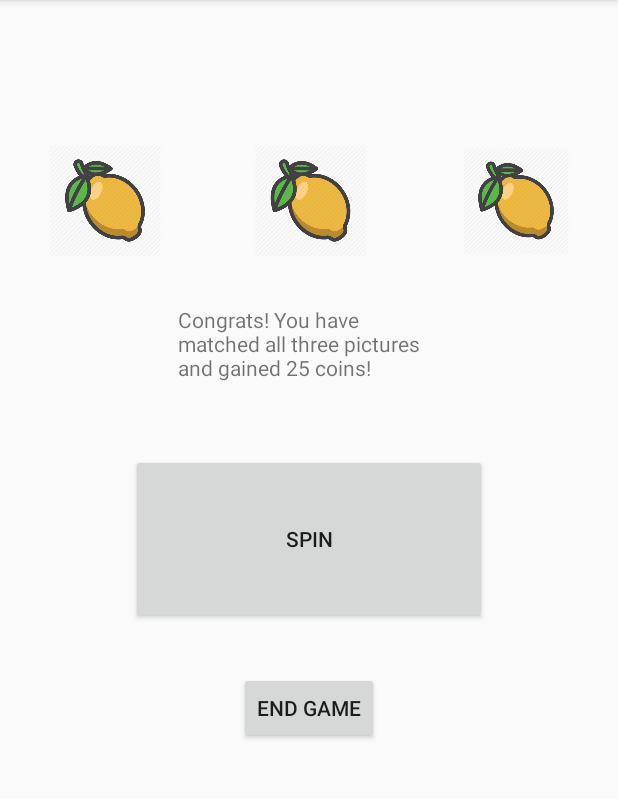
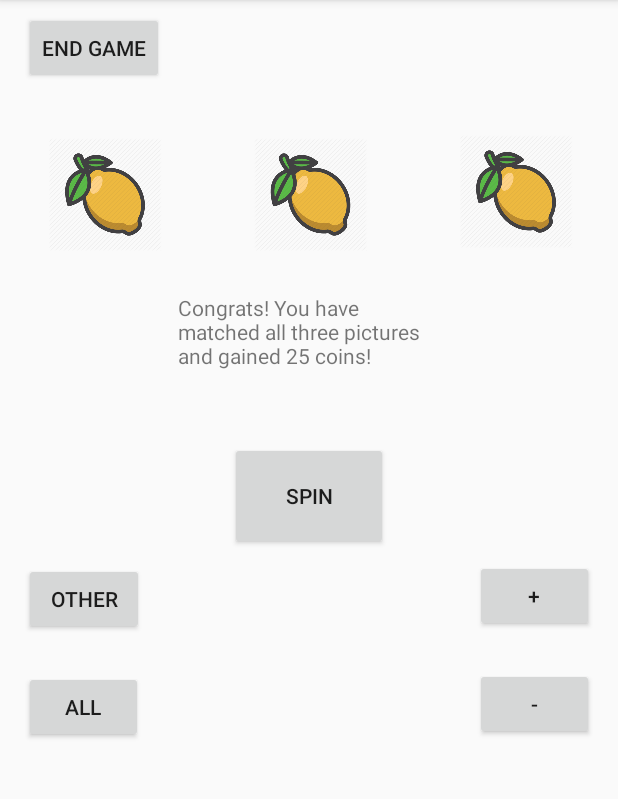
Before and after one commit to brasstrio3/LotteryGame, an Android app: the Main2Activity screen opened directly, with no data from a screen before it, after a tap on "SPIN", on a phone screen of 412 x 824 dp, the part 84-883 px from its top. Run offline under Robolectric (Android 15) with nearby library versions, the phone set to English and light mode, and no system bars; 6 statements that could not run were skipped.

Commit message:
Updates final pt2

```diff
--- a/app/src/main/java/com/example/administrator/lotterygame/Main2Activity.kt
+++ b/app/src/main/java/com/example/administrator/lotterygame/Main2Activity.kt
@@ -15,6 +15,7 @@ class Main2Activity : AppCompatActivity() {
         setContentView(R.layout.activity_main2)
 
         spin()
+        setBet()
         setOnClickListenerForExit()
     }
 
@@ -93,7 +94,7 @@ class Main2Activity : AppCompatActivity() {
 
             if (firstPic == secondPic && secondPic == thirdPic && firstPic == thirdPic) {
                 lblMessage.text = "Congrats! You have matched all three pictures and gained 25 coins!"
-                counter += 25
+                counter += (counter / (counter / 2))
                 lblCoinCounter.text = "Coins = " + counter
             }
             else if (firstPic == secondPic || secondPic == thirdPic || firstPic == thirdPic){
@@ -109,6 +110,33 @@ class Main2Activity : AppCompatActivity() {
         }
     }
 
+    /*TODO: btnCustom needs to open a numeric textfield and allow user to input custom number.
+        Then it needs to validate that the number entered is not greater than the amount that they have
+     */
+    private fun setBet() {
+        var bet = 0
+        var counter = (getIntent().getExtras().getInt("Coins"))
+
+        btnAdd.setOnClickListener {
+            bet += 5
+            lblBetAmount.text = bet.toString()
+        }
+
+        btnSubtract.setOnClickListener {
+            bet -= 5
+            lblBetAmount.text = bet.toString()
+        }
+
+        btnCustom.setOnClickListener {
+
+        }
+
+        btnAll.setOnClickListener {
+            bet = counter
+            lblBetAmount.text = bet.toString()
+        }
+    }
+
     private fun setOnClickListenerForExit() {
         var counter = (getIntent().getExtras().getInt("Coins"))
 
--- a/app/src/main/java/com/example/administrator/lotterygame/MainActivity.kt
+++ b/app/src/main/java/com/example/administrator/lotterygame/MainActivity.kt
@@ -21,7 +21,7 @@ class MainActivity : AppCompatActivity() {
     private fun setOnClickListenerForButton() {
         btnSubmit.setOnClickListener {
             if (txtUserCoins.text.toString().equals("")) {
-                toast("Please enter a bet amount")
+                toast("Please enter a starting amount")
             }
             else {
                 val intent = Intent("com.example.administrator.lotterygame.Main2Activity")
--- a/app/src/main/res/layout/activity_main2.xml
+++ b/app/src/main/res/layout/activity_main2.xml
@@ -14,10 +14,10 @@
         android:layout_height="75dp"
         android:layout_marginEnd="170dp"
         android:layout_marginStart="18dp"
-        android:layout_marginTop="96dp"
+        android:layout_marginTop="36dp"
         app:layout_constraintEnd_toStartOf="@+id/pic3"
         app:layout_constraintStart_toStartOf="parent"
-        app:layout_constraintTop_toTopOf="parent"
+        app:layout_constraintTop_toBottomOf="@+id/btnExit"
         app:srcCompat="@drawable/blank" />
 
     <ImageView
@@ -25,7 +25,7 @@
         android:layout_width="90dp"
         android:layout_height="75dp"
         android:layout_marginEnd="40dp"
-        android:layout_marginTop="96dp"
+        android:layout_marginTop="92dp"
         app:layout_constraintEnd_toStartOf="@+id/pic3"
         app:layout_constraintTop_toTopOf="parent"
         app:srcCompat="@drawable/blank" />
@@ -33,7 +33,7 @@
     <ImageView
         android:id="@+id/pic3"
         android:layout_width="0dp"
-        android:layout_height="71dp"
+        android:layout_height="75dp"
         android:layout_marginEnd="16dp"
         android:layout_marginTop="32dp"
         app:layout_constraintEnd_toEndOf="parent"
@@ -43,8 +43,8 @@
 
     <Button
         android:id="@+id/btnSpin"
-        android:layout_width="237dp"
-        android:layout_height="113dp"
+        android:layout_width="105dp"
+        android:layout_height="72dp"
         android:layout_marginTop="24dp"
         android:text="Spin"
         app:layout_constraintEnd_toEndOf="parent"
@@ -55,7 +55,7 @@
         android:id="@+id/lblMessage"
         android:layout_width="175dp"
         android:layout_height="75dp"
-        android:layout_marginTop="32dp"
+        android:layout_marginTop="28dp"
         app:layout_constraintEnd_toEndOf="parent"
         app:layout_constraintStart_toStartOf="parent"
         app:layout_constraintTop_toBottomOf="@+id/pic2" />
@@ -64,18 +64,73 @@
         android:id="@+id/lblCoinCounter"
         android:layout_width="0dp"
         android:layout_height="50dp"
-        android:layout_marginTop="16dp"
-        app:layout_constraintEnd_toEndOf="@+id/pic3"
-        app:layout_constraintStart_toStartOf="@+id/pic3"
+        android:layout_marginEnd="16dp"
+        android:layout_marginTop="8dp"
+        app:layout_constraintEnd_toEndOf="parent"
+        app:layout_constraintStart_toEndOf="@+id/btnExit"
         app:layout_constraintTop_toTopOf="parent" />
 
     <Button
         android:id="@+id/btnExit"
         android:layout_width="wrap_content"
         android:layout_height="wrap_content"
-        android:layout_marginTop="32dp"
+        android:layout_marginEnd="103dp"
+        android:layout_marginStart="16dp"
+        android:layout_marginTop="8dp"
         android:text="End Game"
+        app:layout_constraintEnd_toStartOf="@+id/lblCoinCounter"
+        app:layout_constraintStart_toStartOf="parent"
+        app:layout_constraintTop_toTopOf="parent" />
+
+    <Button
+        android:id="@+id/btnAdd"
+        android:layout_width="79dp"
+        android:layout_height="wrap_content"
+        android:layout_marginEnd="16dp"
+        android:layout_marginTop="208dp"
+        android:text="+"
+        app:layout_constraintEnd_toEndOf="parent"
+        app:layout_constraintTop_toBottomOf="@+id/pic3" />
+
+    <Button
+        android:id="@+id/btnSubtract"
+        android:layout_width="79dp"
+        android:layout_height="wrap_content"
+        android:layout_marginEnd="16dp"
+        android:layout_marginTop="24dp"
+        android:text="-"
+        app:layout_constraintEnd_toEndOf="parent"
+        app:layout_constraintTop_toBottomOf="@+id/btnAdd" />
+
+    <TextView
+        android:id="@+id/lblBetAmount"
+        android:layout_width="155dp"
+        android:layout_height="91dp"
+        android:layout_marginEnd="8dp"
+        android:layout_marginStart="8dp"
+        android:layout_marginTop="24dp"
         app:layout_constraintEnd_toEndOf="parent"
         app:layout_constraintStart_toStartOf="parent"
-        app:layout_constraintTop_toBottomOf="@+id/btnSpin" />
+        app:layout_constraintTop_toBottomOf="@+id/btnSpin"
+        tools:text="How much would you like to bet on this spin?" />
+
+    <Button
+        android:id="@+id/btnAll"
+        android:layout_width="79dp"
+        android:layout_height="48dp"
+        android:layout_marginStart="16dp"
+        android:layout_marginTop="24dp"
+        android:text="All"
+        app:layout_constraintStart_toStartOf="parent"
+        app:layout_constraintTop_toBottomOf="@+id/btnCustom" />
+
+    <Button
+        android:id="@+id/btnCustom"
+        android:layout_width="80dp"
+        android:layout_height="48dp"
+        android:layout_marginStart="16dp"
+        android:layout_marginTop="208dp"
+        android:text="Other"
+        app:layout_constraintStart_toStartOf="parent"
+        app:layout_constraintTop_toBottomOf="@+id/pic1" />
 </android.support.constraint.ConstraintLayout>
```
